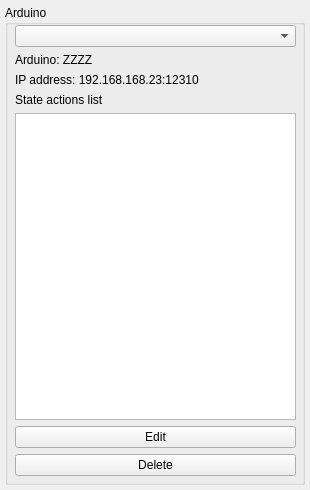
Ghettovich/bsf, file src/ui/forms/deviceactionform.ui: the form before one commit.
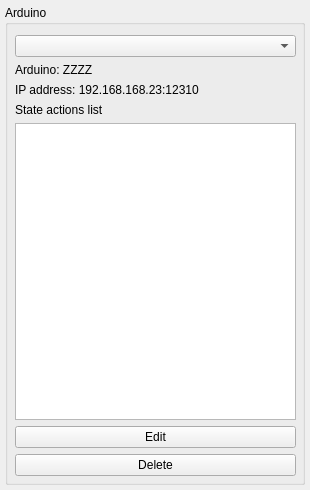
The form after the commit.

The edit to the form file:
```diff
--- a/src/ui/forms/deviceactionform.ui
+++ b/src/ui/forms/deviceactionform.ui
@@ -50,9 +50,9 @@
     <property name="geometry">
      <rect>
       <x>10</x>
-      <y>20</y>
+      <y>30</y>
       <width>281</width>
-      <height>451</height>
+      <height>441</height>
      </rect>
     </property>
     <layout class="QGridLayout" name="gridLayout">
```
